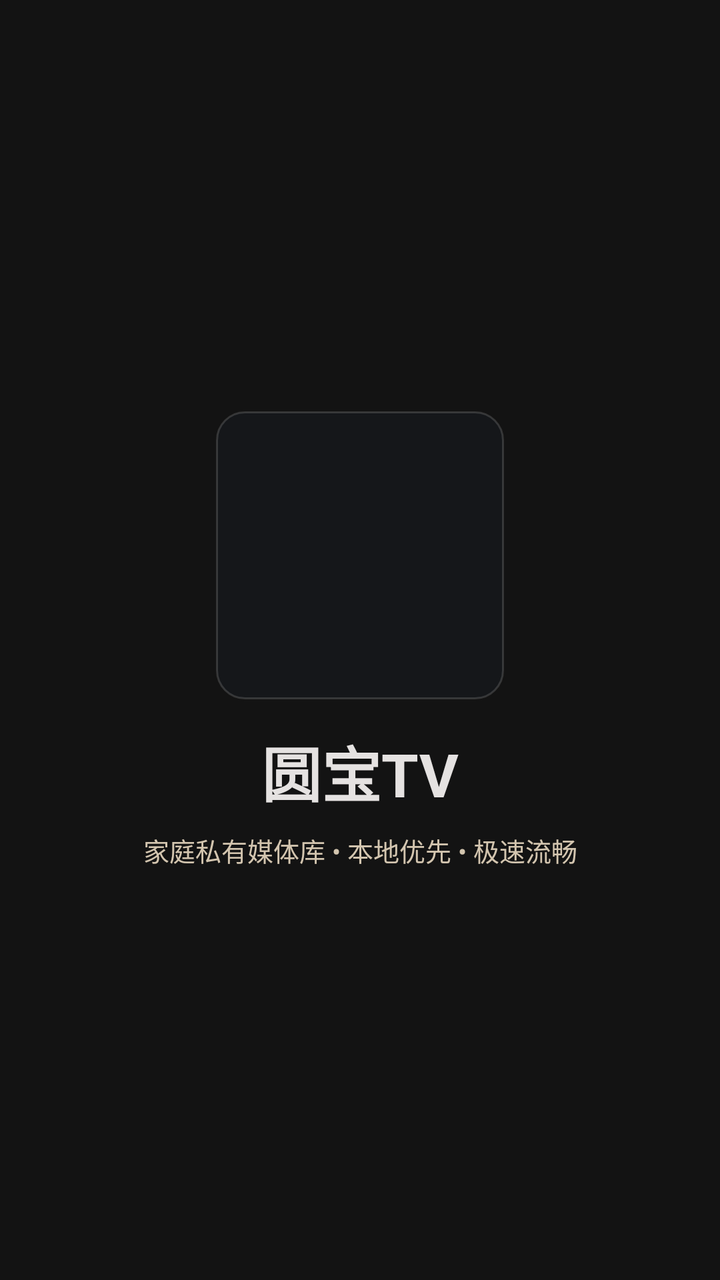
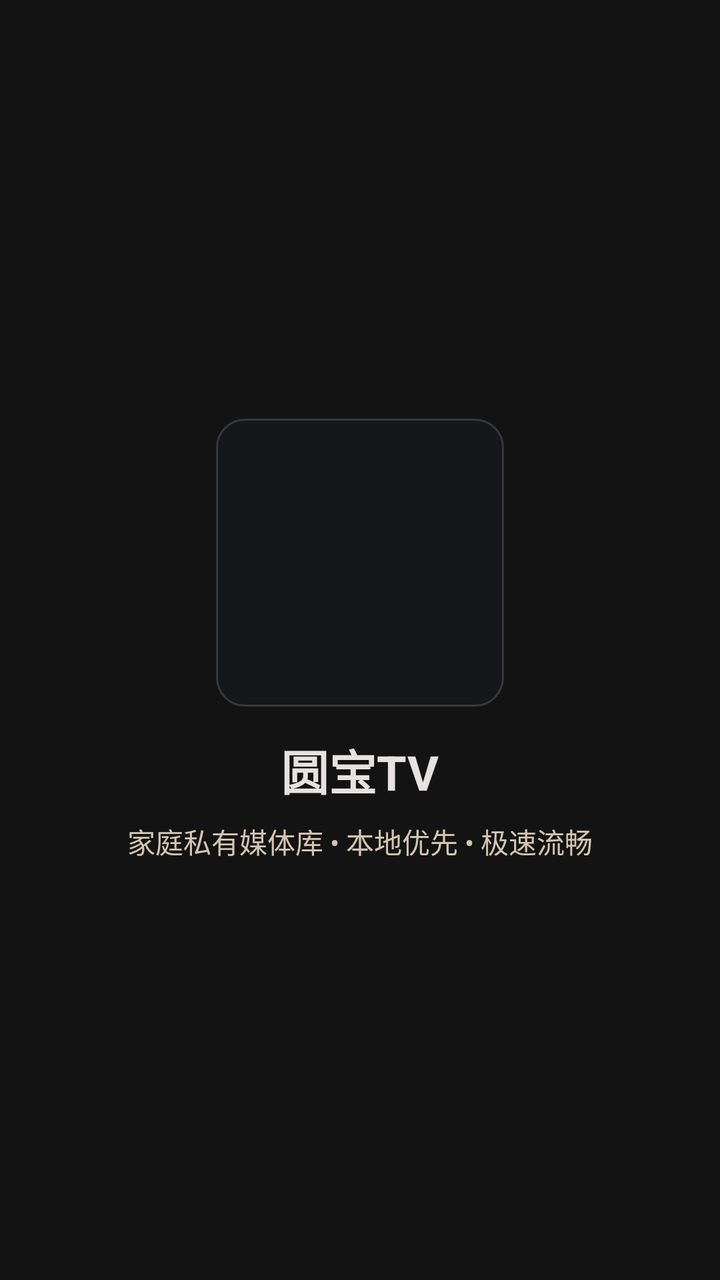

Screens rendered from an Android XML layout before and after an edit, with the pre-edit source and the edit as a unified diff.
<!-- AndroidManifest.xml: another module's application theme Theme.YuanBaoTv -->
<!-- res/layout/activity_splash.xml -->
<?xml version="1.0" encoding="utf-8"?>
<androidx.constraintlayout.widget.ConstraintLayout xmlns:android="http://schemas.android.com/apk/res/android"
    xmlns:app="http://schemas.android.com/apk/res-auto"
    android:layout_width="match_parent"
    android:layout_height="match_parent"
    android:background="@color/tv_bg_dark">
    <LinearLayout
        android:id="@+id/ll_brand"
        android:layout_width="wrap_content"
        android:layout_height="wrap_content"
        android:gravity="center"
        android:orientation="vertical"
        app:layout_constraintBottom_toBottomOf="parent"
        app:layout_constraintEnd_toEndOf="parent"
        app:layout_constraintStart_toStartOf="parent"
        app:layout_constraintTop_toTopOf="parent">
        <ImageView android:id="@+id/iv_splash_logo" android:layout_width="144dp" android:layout_height="144dp" android:src="@drawable/bg_glass_card" />
        <TextView android:id="@+id/tv_splash_title" android:layout_width="wrap_content" android:layout_height="wrap_content" android:layout_marginTop="14dp" android:text="@string/app_name" android:textColor="@color/tv_text_primary" android:textSize="30sp" android:textStyle="bold" />
        <TextView android:id="@+id/tv_splash_slogan" android:layout_width="wrap_content" android:layout_height="wrap_content" android:layout_marginTop="8dp" android:text="@string/splash_slogan" android:textColor="@color/tv_text_secondary" android:textSize="13sp" />
    </LinearLayout>
</androidx.constraintlayout.widget.ConstraintLayout>
<!-- resources referenced by this layout -->
<resources>
  <color name="tv_bg_dark">#131313</color>
  <color name="tv_text_primary">#E5E2E1</color>
  <color name="tv_text_secondary">#D3C5AF</color>
  <!-- drawable bg_glass_card (drawable) -->
  <?xml version="1.0" encoding="utf-8"?>
  <shape xmlns:android="http://schemas.android.com/apk/res/android"
      android:shape="rectangle">
      <solid android:color="@color/tv_bg_glass" />
      <stroke android:width="1dp" android:color="#26FFFFFF" />
      <corners android:radius="14dp" />
  </shape>
  <string name="app_name">圆宝TV</string>
  <string name="splash_slogan">家庭私有媒体库 • 本地优先 • 极速流畅</string>
  <style name="Theme.YuanBaoTv" parent="Theme.Material3.DayNight.NoActionBar">
          <item name="colorPrimary">@color/primary</item>
          <item name="colorOnPrimary">@color/on_primary</item>
          <item name="android:statusBarColor">@android:color/transparent</item>
          <item name="android:navigationBarColor">@android:color/transparent</item>
          <item name="android:windowLightStatusBar">false</item>
          <item name="buttonStyle">@style/Widget.YuanBaoTv.Button</item>
      </style>
  <color name="tv_bg_glass">#331E293B</color>
  <color name="primary">#1B5E20</color>
  <color name="on_primary">#FFFFFF</color>
  <style name="Widget.YuanBaoTv.Button" parent="Widget.AppCompat.Button">
          <item name="android:backgroundTint">@null</item>
          <item name="backgroundTint">@null</item>
          <item name="android:textAllCaps">false</item>
      </style>
</resources>

<!-- the commit's change to res/layout/activity_splash.xml (unified diff, before → after) -->
@@ -15,7 +15,7 @@
         app:layout_constraintStart_toStartOf="parent"
         app:layout_constraintTop_toTopOf="parent">
         <ImageView android:id="@+id/iv_splash_logo" android:layout_width="144dp" android:layout_height="144dp" android:src="@drawable/bg_glass_card" />
-        <TextView android:id="@+id/tv_splash_title" android:layout_width="wrap_content" android:layout_height="wrap_content" android:layout_marginTop="14dp" android:text="@string/app_name" android:textColor="@color/tv_text_primary" android:textSize="30sp" android:textStyle="bold" />
-        <TextView android:id="@+id/tv_splash_slogan" android:layout_width="wrap_content" android:layout_height="wrap_content" android:layout_marginTop="8dp" android:text="@string/splash_slogan" android:textColor="@color/tv_text_secondary" android:textSize="13sp" />
+        <TextView android:id="@+id/tv_splash_title" android:layout_width="wrap_content" android:layout_height="wrap_content" android:layout_marginTop="14dp" android:text="@string/app_name" android:textColor="@color/tv_text_primary" android:textSize="@dimen/ui_text_hero" android:textStyle="bold" />
+        <TextView android:id="@+id/tv_splash_slogan" android:layout_width="wrap_content" android:layout_height="wrap_content" android:layout_marginTop="@dimen/feature_res_spacing_small" android:text="@string/splash_slogan" android:textColor="@color/tv_text_secondary" android:textSize="@dimen/ui_text_body" />
     </LinearLayout>
 </androidx.constraintlayout.widget.ConstraintLayout>
<!-- resource entries referenced after the edit -->
@@ -3,6 +3,9 @@
   <color name="tv_bg_dark">#131313</color>
   <color name="tv_text_primary">#E5E2E1</color>
   <color name="tv_text_secondary">#D3C5AF</color>
+  <dimen name="feature_res_spacing_small">8dp</dimen>
+  <dimen name="ui_text_body">14sp</dimen>
+  <dimen name="ui_text_hero">24sp</dimen>
   <!-- drawable bg_glass_card (drawable) -->
   <?xml version="1.0" encoding="utf-8"?>
   <shape xmlns:android="http://schemas.android.com/apk/res/android"
